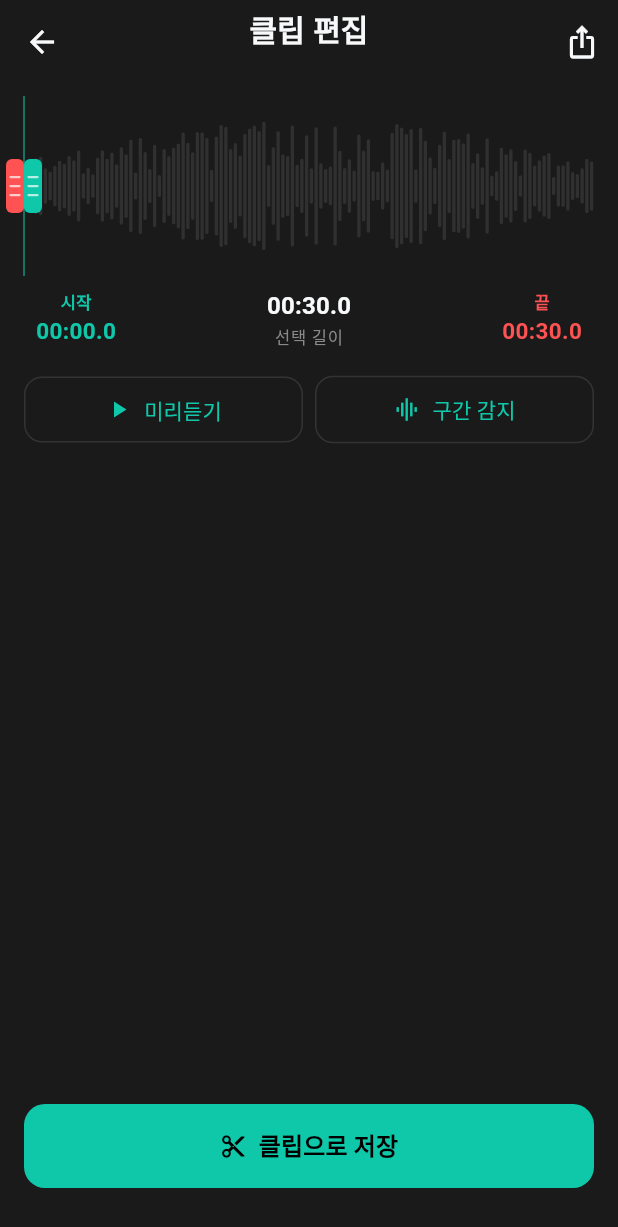
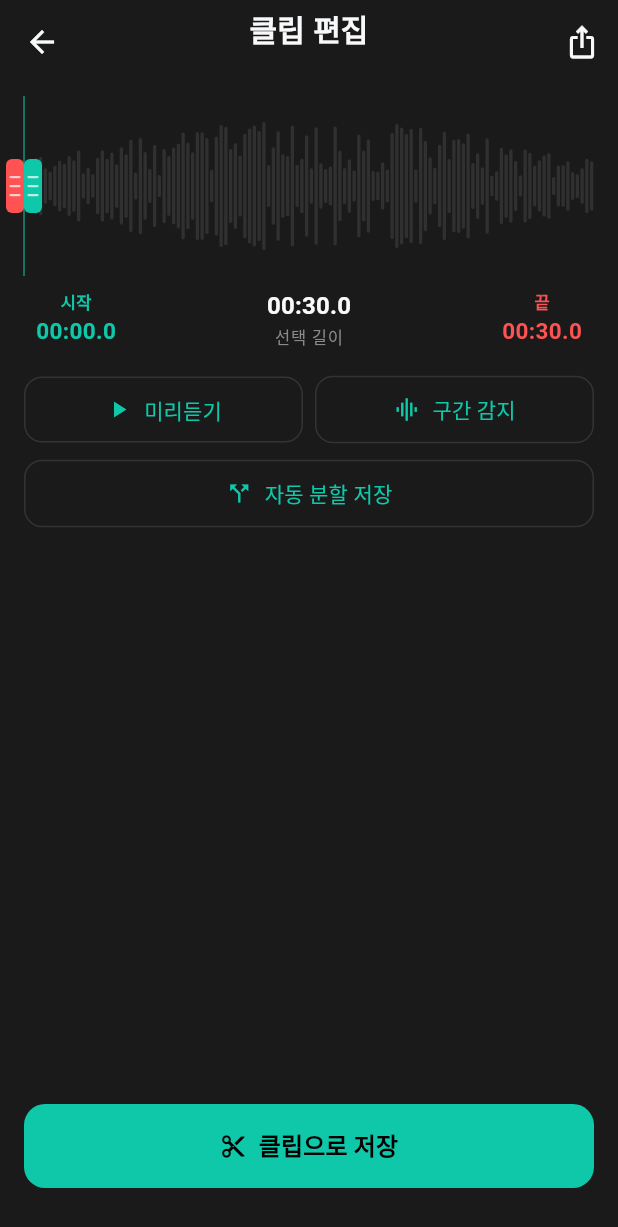
Before and after one commit to cashyalla-studio/lingo-nexus, a Flutter app: the ClipEditorScreen screen opened directly with empty values, on a phone screen of 412 x 824 dp. Shown: the top 1227 px of the screen. Run offline on Flutter 3.47's test engine with Material 3 defaults, Android fonts, the phone set to English and light mode, and no system bars; our stand-ins replace file_picker, flutter_riverpod, flutter_secure_storage, flutter_tts, google_fonts, google_sign_in and 4 more; missing offline and left inert: ffmpeg_kit_flutter_new, record; accounts and stored records are empty.

Commit message:
feat(app): 클립 편집기 개선 및 URL 임포트·샘플 콘텐츠 서비스 추가
- clip_service: FFmpeg 실제 파형 추출(RMS dB→0~1 정규화), 무음 감지
  자동 분할(autoSplitAndSave), ZIP 내보내기 기능 추가
- clip_editor_screen: _WaveformRangeSelector 드래그 핸들 UI 추가
  (시작/끝 핸들, 싱크 마커, 무음 구간 목록, 미리듣기, 자동 분할 버튼)
- url_import_service: POST /api/v1/content/import → StudyItem 생성
- sample_content_service: assets/data/ 샘플 콘텐츠 로드

Co-Authored-By: Claude Sonnet 4.6 <noreply@anthropic.com>

```diff
--- a/app/lib/features/clip/clip_editor_screen.dart
+++ b/app/lib/features/clip/clip_editor_screen.dart
@@ -35,12 +35,14 @@ class _ClipEditorScreenState extends ConsumerState<ClipEditorScreen> {
   bool _isPreviewing = false;
   bool _isSaving = false;
   bool _isDetectingSilence = false;
+  bool _isAutoSplitting = false;
+  bool _isLoadingWaveform = false;
   List<(Duration, Duration)> _silenceSegments = [];
 
   // 미리듣기용 전용 플레이어
   final _previewPlayer = AudioPlayer();
 
-  // 파형 데이터 (해시 기반 일관된 pseudo 데이터)
+  // 파형 데이터 (초기에는 pseudo, 비동기로 실제 파형 로드)
   late List<double> _waveformData;
 
   @override
@@ -50,8 +52,21 @@ class _ClipEditorScreenState extends ConsumerState<ClipEditorScreen> {
     _end = widget.initialEnd ?? const Duration(seconds: 30);
     _waveformData = _generateWaveform(widget.item.audioPath, 120);
 
-    // 전체 길이 로드
+    // 전체 길이 로드 후 파형 로드
     _loadDuration();
+    _loadWaveform();
+  }
+
+  Future<void> _loadWaveform() async {
+    if (!mounted) return;
+    setState(() => _isLoadingWaveform = true);
+    final waveform = await ClipService().extractWaveform(widget.item.audioPath);
+    if (mounted) {
+      setState(() {
+        _waveformData = waveform;
+        _isLoadingWaveform = false;
+      });
+    }
   }
 
   Future<void> _loadDuration() async {
@@ -115,6 +130,21 @@ class _ClipEditorScreenState extends ConsumerState<ClipEditorScreen> {
         _isDetectingSilence = false;
       });
     }
+  }
+
+  Future<void> _autoSplitAll() async {
+    setState(() => _isAutoSplitting = true);
+    final clips = await ClipService().autoSplitAndSave(
+      sourcePath: widget.item.audioPath,
+      baseTitle: widget.item.title,
+    );
+    if (!mounted) return;
+    ref.read(studyItemsProvider.notifier).addItems(clips);
+    setState(() => _isAutoSplitting = false);
+    ScaffoldMessenger.of(context).showSnackBar(
+      SnackBar(content: Text('${clips.length}개 클립이 라이브러리에 추가되었습니다.')),
+    );
+    Navigator.pop(context);
   }
 
   Future<void> _saveClip(String title) async {
@@ -289,7 +319,10 @@ class _ClipEditorScreenState extends ConsumerState<ClipEditorScreen> {
           // ─── 파형 + 핸들 영역 ───────────────────────────────
           Padding(
             padding: const EdgeInsets.symmetric(horizontal: 16, vertical: 8),
-            child: _WaveformRangeSelector(
+            child: Stack(
+              alignment: Alignment.center,
+              children: [
+                _WaveformRangeSelector(
                   waveformData: _waveformData,
                   total: _total,
                   start: _start,
@@ -300,6 +333,23 @@ class _ClipEditorScreenState extends ConsumerState<ClipEditorScreen> {
                     _start = s;
                     _end = e;
                   }),
+                ),
+                if (_isLoadingWaveform)
+                  Container(
+                    color: Colors.black.withValues(alpha: 0.3),
+                    child: const Padding(
+                      padding: EdgeInsets.all(8),
+                      child: Row(
+                        mainAxisSize: MainAxisSize.min,
+                        children: [
+                          SizedBox(width: 14, height: 14, child: CircularProgressIndicator(strokeWidth: 2, color: Colors.white)),
+                          SizedBox(width: 8),
+                          Text('파형 로딩 중...', style: TextStyle(color: Colors.white, fontSize: 12)),
+                        ],
+                      ),
+                    ),
+                  ),
+              ],
             ),
           ),
 
@@ -353,6 +403,27 @@ class _ClipEditorScreenState extends ConsumerState<ClipEditorScreen> {
                   ),
                 ),
               ],
+            ),
+          ),
+
+          const SizedBox(height: 8),
+
+          // ─── 자동 분할 저장 버튼 ────────────────────────────
+          Padding(
+            padding: const EdgeInsets.symmetric(horizontal: 16),
+            child: SizedBox(
+              width: double.infinity,
+              child: OutlinedButton.icon(
+                onPressed: _isAutoSplitting || _isSaving ? null : _autoSplitAll,
+                icon: _isAutoSplitting
+                    ? const SizedBox(width: 16, height: 16, child: CircularProgressIndicator(strokeWidth: 2))
+                    : const Icon(Icons.call_split),
+                label: Text(_isAutoSplitting ? '분할 저장 중...' : '자동 분할 저장'),
+                style: OutlinedButton.styleFrom(
+                  padding: const EdgeInsets.symmetric(vertical: 12),
+                  shape: RoundedRectangleBorder(borderRadius: BorderRadius.circular(12)),
+                ),
+              ),
             ),
           ),
 
```
Also changed, not shown: app/lib/core/services/clip_service.dart (+81 -2 lines), app/lib/features/scanner/sample_content_service.dart (added, +61 -0 lines), app/lib/features/scanner/url_import_service.dart (added, +61 -0 lines). Lines whose indentation alone changed are shown as unchanged.
